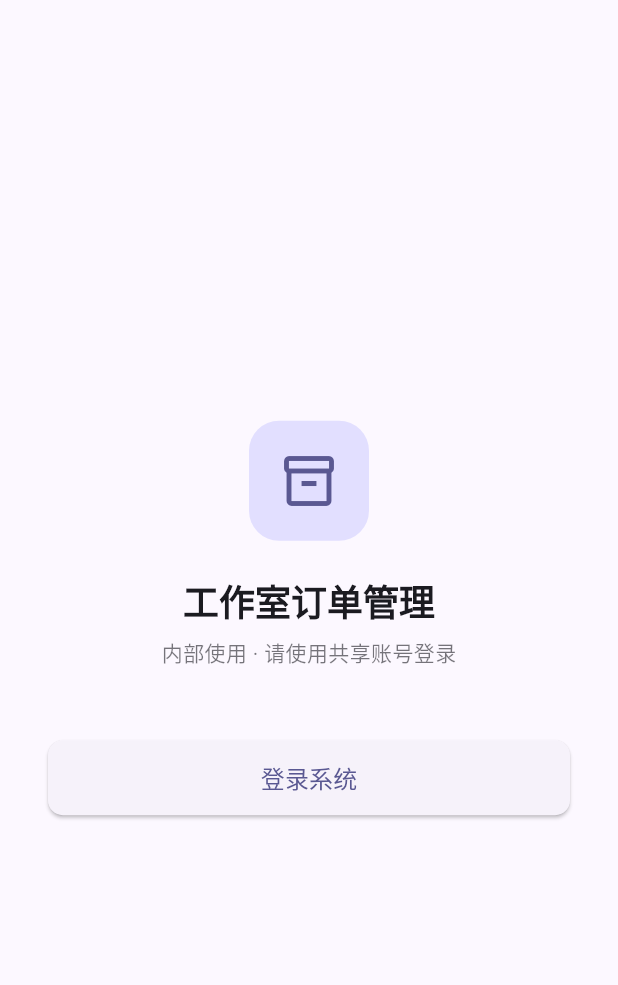
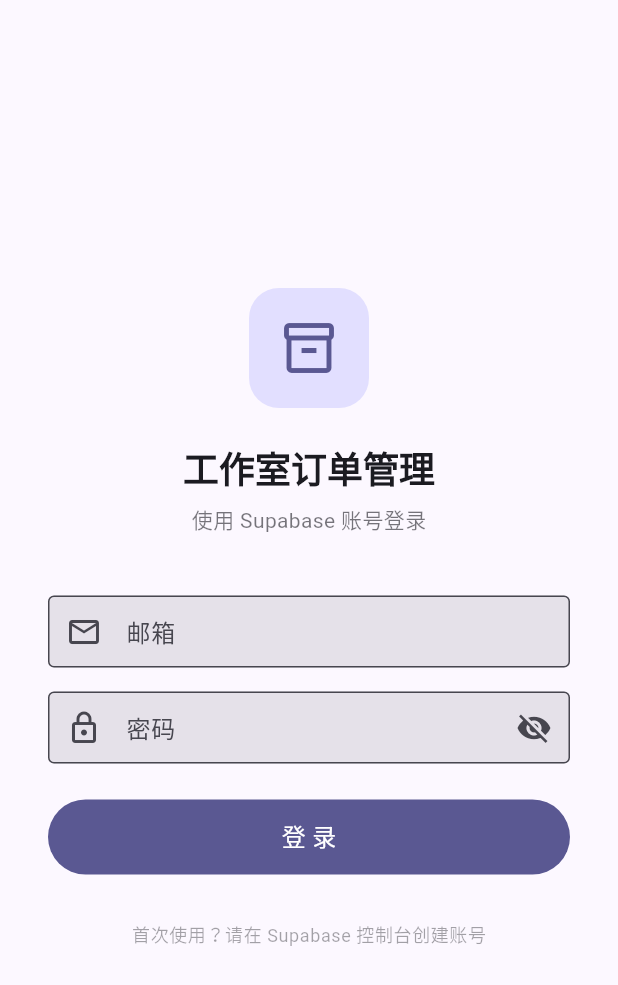
Before and after one commit to xuuutee/order-manager, a Flutter app: the screen it shows after launch, on a phone screen of 412 x 824 dp. Shown: the top 985 px of the screen. Run offline on Flutter 3.47's test engine with Material 3 defaults, Android fonts, the phone set to English and light mode, and no system bars; our stand-ins replace fl_chart, supabase_flutter; accounts and stored records are empty.

Commit message:
Feat: manual login page, fix order types blocked by RLS on first launch

```diff
--- a/lib/config/app_config.dart
+++ b/lib/config/app_config.dart
@@ -1,16 +1,10 @@
-import 'auth_config.dart';
-
 /// Supabase 配置 & 应用版本
 class AppConfig {
   static const supabaseUrl = 'https://uqaggeaiqcmsxkikyfvl.supabase.co';
   static const supabaseAnonKey = 'sb_publishable_aMpoSSWQEvtlxxsv55UFWQ_bRUR7a8V';
 
   /// 当前 App 版本号（整数，用于比对更新）
-  static const versionCode = 4;
+  static const versionCode = 5;
   /// 当前 App 版本名（展示用）
-  static const versionName = '1.0.4';
-
-  /// 共享登录账号
-  static const sharedEmail = AuthConfig.email;
-  static const sharedPassword = AuthConfig.password;
+  static const versionName = '1.0.5';
 }
--- a/lib/config/auth_config.example.dart
+++ /dev/null
@@ -1,6 +0,0 @@
-/// 共享登录凭据（示例文件）
-/// 复制为 auth_config.dart 并填入真实账号密码
-class AuthConfig {
-  static const email = 'your-email@example.com';
-  static const password = 'your-password';
-}
--- a/lib/main.dart
+++ b/lib/main.dart
@@ -50,17 +50,32 @@ class OrderManagerApp extends StatelessWidget {
 }
 
 /// 登录状态路由守卫
-class AuthGate extends StatelessWidget {
+class AuthGate extends StatefulWidget {
   const AuthGate({super.key});
+
+  @override
+  State<AuthGate> createState() => _AuthGateState();
+}
+
+class _AuthGateState extends State<AuthGate> {
+  bool _wasLoggedIn = false;
 
   @override
   Widget build(BuildContext context) {
     final auth = context.watch<AuthProvider>();
 
     if (auth.isLoggedIn) {
+      // 登录成功后重新加载订单类型（首次启动时被 RLS 拦截了）
+      if (!_wasLoggedIn) {
+        _wasLoggedIn = true;
+        Future.microtask(() {
+          context.read<OrderTypeProvider>().loadTypes();
+        });
+      }
       return const MainShell();
     }
 
+    _wasLoggedIn = false;
     return const LoginPage();
   }
 }
--- a/lib/pages/login_page.dart
+++ b/lib/pages/login_page.dart
@@ -2,8 +2,25 @@ import 'package:flutter/material.dart';
 import 'package:provider/provider.dart';
 import '../providers/auth_provider.dart';
 
-class LoginPage extends StatelessWidget {
+class LoginPage extends StatefulWidget {
   const LoginPage({super.key});
+
+  @override
+  State<LoginPage> createState() => _LoginPageState();
+}
+
+class _LoginPageState extends State<LoginPage> {
+  final _emailCtrl = TextEditingController();
+  final _passwordCtrl = TextEditingController();
+  final _formKey = GlobalKey<FormState>();
+  bool _obscurePassword = true;
+
+  @override
+  void dispose() {
+    _emailCtrl.dispose();
+    _passwordCtrl.dispose();
+    super.dispose();
+  }
 
   @override
   Widget build(BuildContext context) {
@@ -15,10 +32,12 @@ class LoginPage extends StatelessWidget {
         child: Center(
           child: SingleChildScrollView(
             padding: const EdgeInsets.all(32),
+            child: Form(
+              key: _formKey,
               child: Column(
                 mainAxisAlignment: MainAxisAlignment.center,
                 children: [
-                // Logo 区域
+                  // Logo
                   Container(
                     width: 80,
                     height: 80,
@@ -33,7 +52,6 @@ class LoginPage extends StatelessWidget {
                     ),
                   ),
                   const SizedBox(height: 24),
-
                   Text(
                     '工作室订单管理',
                     style: theme.textTheme.headlineSmall?.copyWith(
@@ -42,60 +60,126 @@ class LoginPage extends StatelessWidget {
                   ),
                   const SizedBox(height: 8),
                   Text(
-                  '内部使用 · 请使用共享账号登录',
+                    '使用 Supabase 账号登录',
                     style: theme.textTheme.bodyMedium?.copyWith(
                       color: theme.colorScheme.onSurface.withAlpha(153),
                     ),
                   ),
-                const SizedBox(height: 48),
+                  const SizedBox(height: 40),
+
+                  // 邮箱
+                  TextFormField(
+                    controller: _emailCtrl,
+                    decoration: const InputDecoration(
+                      labelText: '邮箱',
+                      hintText: 'your@email.com',
+                      prefixIcon: Icon(Icons.email_outlined),
+                      border: OutlineInputBorder(),
+                    ),
+                    keyboardType: TextInputType.emailAddress,
+                    textInputAction: TextInputAction.next,
+                    validator: (v) {
+                      if (v == null || v.trim().isEmpty) return '请输入邮箱';
+                      if (!v.contains('@')) return '请输入有效邮箱';
+                      return null;
+                    },
+                  ),
+                  const SizedBox(height: 16),
+
+                  // 密码
+                  TextFormField(
+                    controller: _passwordCtrl,
+                    obscureText: _obscurePassword,
+                    decoration: InputDecoration(
+                      labelText: '密码',
+                      hintText: '输入密码',
+                      prefixIcon: const Icon(Icons.lock_outlined),
+                      border: const OutlineInputBorder(),
+                      suffixIcon: IconButton(
+                        icon: Icon(_obscurePassword
+                            ? Icons.visibility_off
+                            : Icons.visibility),
+                        onPressed: () =>
+                            setState(() => _obscurePassword = !_obscurePassword),
+                      ),
+                    ),
+                    textInputAction: TextInputAction.done,
+                    onFieldSubmitted: (_) => _login(),
+                    validator: (v) =>
+                        v == null || v.isEmpty ? '请输入密码' : null,
+                  ),
+                  const SizedBox(height: 24),
 
                   // 登录按钮
                   SizedBox(
                     width: double.infinity,
                     height: 50,
-                  child: ElevatedButton(
-                    onPressed: auth.isLoading
-                        ? null
-                        : () async {
-                            final success = await context
-                                .read<AuthProvider>()
-                                .login();
-                            if (!success && context.mounted) {
-                              ScaffoldMessenger.of(context).showSnackBar(
-                                SnackBar(
-                                  content: Text(auth.error ?? '登录失败'),
-                                  behavior: SnackBarBehavior.floating,
-                                ),
-                              );
-                            }
-                          },
+                    child: FilledButton(
+                      onPressed: auth.isLoading ? null : _login,
                       child: auth.isLoading
                           ? const SizedBox(
                               width: 20,
                               height: 20,
-                            child: CircularProgressIndicator(strokeWidth: 2),
+                              child:
+                                  CircularProgressIndicator(strokeWidth: 2),
                             )
-                        : const Text(
-                            '登录系统',
-                            style: TextStyle(fontSize: 16),
-                          ),
+                          : const Text('登 录',
+                              style: TextStyle(fontSize: 16)),
                     ),
                   ),
 
                   // 错误提示
                   if (auth.error != null) ...[
                     const SizedBox(height: 16),
-                  Text(
+                    Container(
+                      padding: const EdgeInsets.all(12),
+                      decoration: BoxDecoration(
+                        color: theme.colorScheme.errorContainer,
+                        borderRadius: BorderRadius.circular(8),
+                      ),
+                      child: Row(
+                        children: [
+                          Icon(Icons.error_outline,
+                              size: 18, color: theme.colorScheme.error),
+                          const SizedBox(width: 8),
+                          Expanded(
+                            child: Text(
                               auth.error!,
-                    style: TextStyle(color: theme.colorScheme.error),
-                    textAlign: TextAlign.center,
+                              style: TextStyle(
+                                  color: theme.colorScheme.onErrorContainer),
+                            ),
                           ),
                         ],
+                      ),
+                    ),
                   ],
+
+                  const SizedBox(height: 32),
+
+                  // 底部提示
+                  Text(
+                    '首次使用？请在 Supabase 控制台创建账号',
+                    style: theme.textTheme.bodySmall?.copyWith(
+                      color: theme.colorScheme.onSurface.withAlpha(102),
+                    ),
+                  ),
+                ],
+              ),
             ),
           ),
         ),
       ),
     );
   }
+
+  Future<void> _login() async {
+    if (!_formKey.currentState!.validate()) return;
+    final success = await context.read<AuthProvider>().login(
+          _emailCtrl.text.trim(),
+          _passwordCtrl.text,
+        );
+    if (!success && mounted) {
+      // Error is shown via auth.error in build
     }
+  }
+}
--- a/pubspec.yaml
+++ b/pubspec.yaml
@@ -1,7 +1,7 @@
 name: order_manager
 description: 工作室订单管理系统 MVP
 publish_to: 'none'
-version: 1.0.4+4
+version: 1.0.5+5
 
 environment:
   sdk: '>=3.2.0 <4.0.0'
```
Also changed, not shown: lib/providers/auth_provider.dart (+8 -12 lines), 1 other file. Lines whose indentation alone changed are shown as unchanged.
